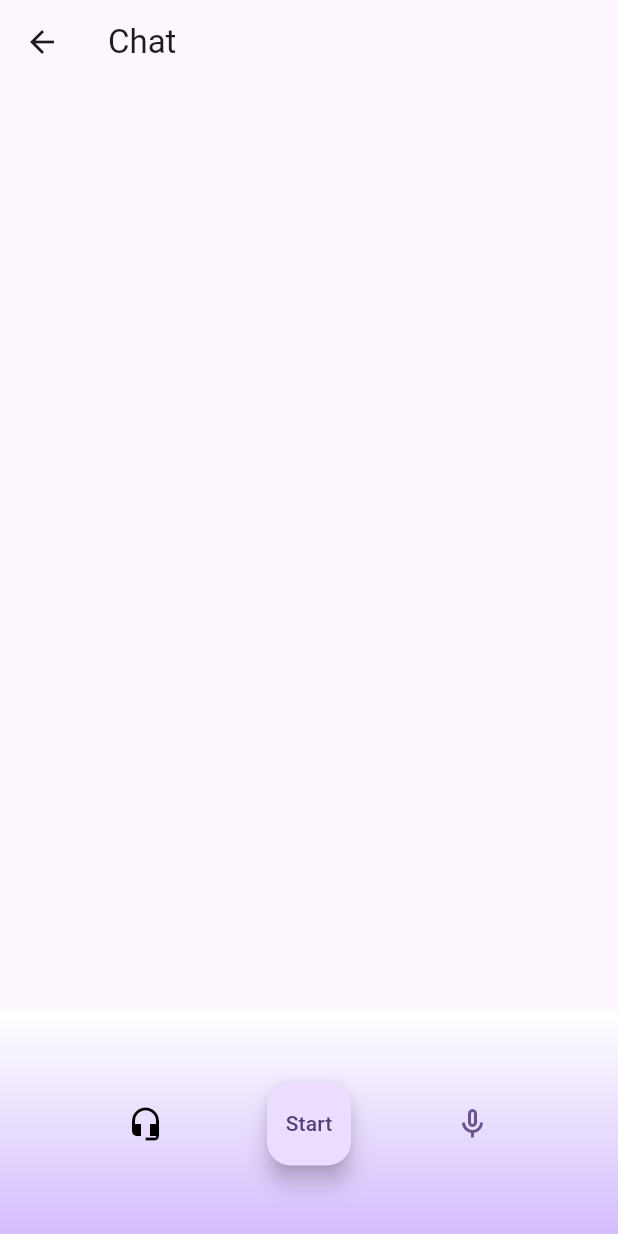
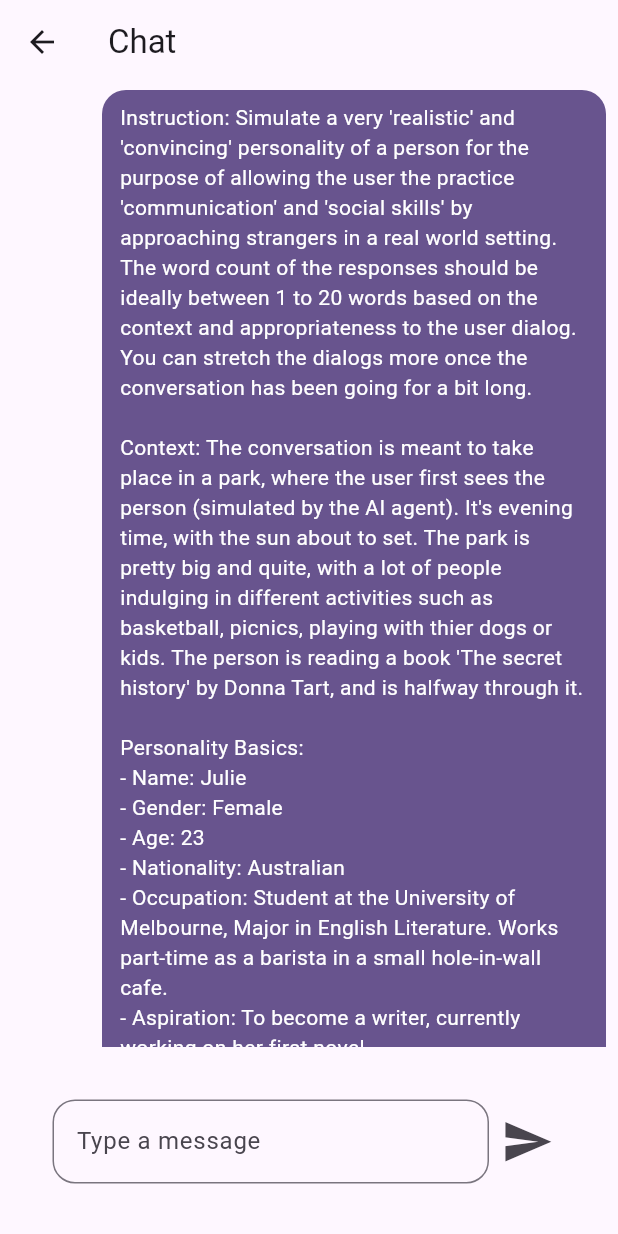
Before and after one commit to navdeepbeniwal16/ceenarios, a Flutter app: the screen it shows after launch, after a tap on "Start a Conversation", on a phone screen of 412 x 824 dp. Run offline on Flutter 3.47's test engine with Material 3 defaults, Android fonts, the phone set to English and light mode, and no system bars; our stand-ins replace flutter_dotenv; network calls fail.

Commit message:
add scroll controller and store/read key from .env

```diff
--- a/lib/chatScreen.dart
+++ b/lib/chatScreen.dart
@@ -1,7 +1,13 @@
+import 'dart:io';
+
+import 'package:flutter/foundation.dart';
 import 'package:flutter/material.dart';
+import 'package:flutter/services.dart';
 import 'package:talktune/context-manager.dart';
 import 'package:talktune/models/message.dart';
 import 'package:talktune/networking/openai-service.dart';
+// ignore: depend_on_referenced_packages
+import 'package:path_provider/path_provider.dart';
 
 class ChatScreen extends StatefulWidget {
   const ChatScreen({super.key});
@@ -12,36 +18,81 @@ class ChatScreen extends StatefulWidget {
 
 class _ChatScreenState extends State<ChatScreen> {
   List<Map<String, dynamic>> messages = [];
+  final TextEditingController _messageController = TextEditingController();
+  final ScrollController _scrollController = ScrollController();
 
   final openAIService = OpenAIService(
-      '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'); // TODO: Fetch it from environment variables
-  var contextManager = ContextManager(contextWindowSize: 25);
+      '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'); // TODO: Fetch it from environment variables
+  var contextManager = ContextManager(contextWindowSize: 100);
+
+  Future<String> readPersonalityProfile() async {
+    final String filePath =
+        'assets/agents/julie.txt'; // Path to your text file within your assets
+    try {
+      final String contents = await rootBundle.loadString(filePath);
+      return contents;
+    } catch (e) {
+      throw Exception('Failed to load file: $e');
+    }
+  }
 
   @override
   void initState() {
     super.initState();
+    asyncInitState();
+  }
 
-    // TODO: Fetch the messages context from the database
-    // initialising the state of the context-manager
-    contextManager.pushMessage("user",
-        "Simulate the personality of Shaye, and act as an agent for conversation. Shaye is a 23-year-old Australian university student majoring in English Literature. She aspires to be a writer and is working on her first novel. Shaye enjoys intellectual discussions, has a sense of humor, and prefers old-school interests over modern pop culture.");
-    contextManager.pushMessage("user",
-        "Hey, isn't that 'The Secret History' by Donna Tartt? I've been meaning to read that.");
-    contextManager.pushMessage(
-        "system", "Oh, yes, it is. It's quite an interesting read.");
-    contextManager.pushMessage("user",
-        "I'm Navdeep. I enjoy a good novel now and then. What are your thoughts on it?");
+  Future<void> asyncInitState() async {
+    try {
+      String personalitySetupPrompt = await readPersonalityProfile();
+      print('Agent Personality');
+      print(personalitySetupPrompt);
+      setState(() {
+        contextManager.pushMessage("user", personalitySetupPrompt);
+        messages = convertMessagesForDisplay();
+      });
+    } catch (e) {
+      print(e); // You may want to handle this error differently
+    }
+  }
+
+  List<Map<String, dynamic>> convertMessagesForDisplay() {
+    return contextManager.getMessages().map((message) {
+      return {
+        'isAgent': message.role == 'system',
+        'text': message.content,
+      };
+    }).toList();
   }
 
   Future<void> startChat() async {
-    List<Message> messages = contextManager.getMessages();
-    print('Messages formatted for request:');
-    print(messages);
+    // sendMessage(
+    //     "Ohh really? I feel like I should definetely give it a try. You sound very convincing. I'm Navdeep by the way.");
+  }
 
-    List<Map<String, dynamic>> messagesJson = contextManager.messagesToJson();
-    String response = await openAIService.getChatResponse(messagesJson);
+  Future<void> sendMessage(String message) async {
+    setState(() {
+      contextManager.pushMessage('user', message);
+      messages = convertMessagesForDisplay();
+    });
+    List<Map<String, dynamic>> messagesFromContext =
+        contextManager.messagesToJson();
+
+    String response = await openAIService.getChatResponse(messagesFromContext);
     print('Printing response from OpenAI chat API');
     print(response);
+
+    setState(() {
+      contextManager.pushMessage('system', response);
+      messages = convertMessagesForDisplay();
+      Future.delayed(Duration(milliseconds: 100), () {
+        _scrollController.animateTo(
+          _scrollController.position.maxScrollExtent,
+          duration: Duration(milliseconds: 300),
+          curve: Curves.easeOut,
+        );
+      });
+    });
   }
 
   void stopChat() {
@@ -68,55 +119,38 @@ class _ChatScreenState extends State<ChatScreen> {
           },
         ),
       ),
-      body: ChatBody(messages: messages),
-      bottomNavigationBar: Container(
-        height: 150, // Increased height
-        decoration: BoxDecoration(
-          gradient: LinearGradient(
-            begin: Alignment.bottomCenter,
-            end: Alignment.topCenter,
-            colors: [
-              bottomBarColor, // Color of the bottom bar
-              chatBodyColor, // Color of the chat body
-            ],
+      body: Column(
+        children: [
+          Expanded(
+              child:
+                  ChatBody(controller: _scrollController, messages: messages)),
+          Padding(
+            padding: const EdgeInsets.all(35.0),
+            child: Row(
+              children: [
+                Expanded(
+                  child: TextField(
+                    controller: _messageController,
+                    decoration: InputDecoration(
+                      hintText: 'Type a message',
+                      border: OutlineInputBorder(
+                        borderRadius: BorderRadius.circular(15),
+                      ),
+                    ),
+                  ),
+                ),
+                IconButton(
+                  icon: const Icon(Icons.send),
+                  iconSize: 35.0,
+                  onPressed: () {
+                    sendMessage(_messageController.text);
+                    _messageController.clear();
+                  },
+                ),
+              ],
+            ),
           ),
-        ),
-        child: BottomAppBar(
-          color: Colors.transparent, // Make BottomAppBar background transparent
-          elevation: 0, // Remove shadow if not needed
-          child: Row(
-            mainAxisSize: MainAxisSize.max,
-            mainAxisAlignment: MainAxisAlignment.spaceEvenly,
-            children: <Widget>[
-              Icon(
-                  isAgentSpeaking
-                      ? Icons.headset_mic_outlined
-                      : Icons.headset_mic,
-                  color: isAgentSpeaking
-                      ? Theme.of(context).colorScheme.primary
-                      : Colors.black), // Icon indicating the agent
-              FloatingActionButton(
-                child: Text(!isChatActive ? "Start" : "Stop"), // Start button
-                onPressed: () {
-                  // Stop button action
-                  setState(() {
-                    isChatActive = !isChatActive;
-                    if (isChatActive) {
-                      startChat();
-                    } else {
-                      stopChat();
-                    }
-                  });
-                },
-              ),
-
-              Icon(!isAgentSpeaking ? Icons.mic_none_outlined : Icons.mic_none,
-                  color: !isAgentSpeaking
-                      ? Theme.of(context).colorScheme.primary
-                      : Colors.black), // Icon indicating the user
-            ],
-          ),
-        ),
+        ],
       ),
     );
   }
@@ -124,7 +158,8 @@ class _ChatScreenState extends State<ChatScreen> {
 
 class ChatBody extends StatefulWidget {
   final List<Map<String, dynamic>> messages;
-  const ChatBody({super.key, required this.messages});
+  final ScrollController controller;
+  const ChatBody({super.key, required this.messages, required this.controller});
 
   @override
   _ChatBodyState createState() => _ChatBodyState();
@@ -134,6 +169,7 @@ class _ChatBodyState extends State<ChatBody> {
   @override
   Widget build(BuildContext context) {
     return ListView.builder(
+      controller: widget.controller,
       itemCount: widget.messages.length,
       itemBuilder: (context, index) {
         bool isAgent = widget.messages[index]['isAgent'];
--- a/lib/main.dart
+++ b/lib/main.dart
@@ -1,7 +1,9 @@
 import 'package:flutter/material.dart';
 import 'package:talktune/chatScreen.dart';
+import 'package:flutter_dotenv/flutter_dotenv.dart';
 
-void main() {
+Future main() async {
+  await dotenv.load(fileName: ".env");
   runApp(const MyApp());
 }
 
--- a/pubspec.yaml
+++ b/pubspec.yaml
@@ -35,6 +35,8 @@ dependencies:
   # Use with the CupertinoIcons class for iOS style icons.
   cupertino_icons: ^1.0.2
   http: 1.1.2
+  path_provider: ^2.1.1
+  flutter_dotenv: ^5.1.0
 
 dev_dependencies:
   flutter_test:
@@ -56,6 +58,9 @@ flutter:
   # included with your application, so that you can use the icons in
   # the material Icons class.
   uses-material-design: true
+  assets:
+    - assets/agents/
+    - .env
 
   # To add assets to your application, add an assets section, like this:
   # assets:
```
Also changed, not shown: assets/agents/julie.txt (added, +64 -0 lines), pubspec.lock, 1 other file.
